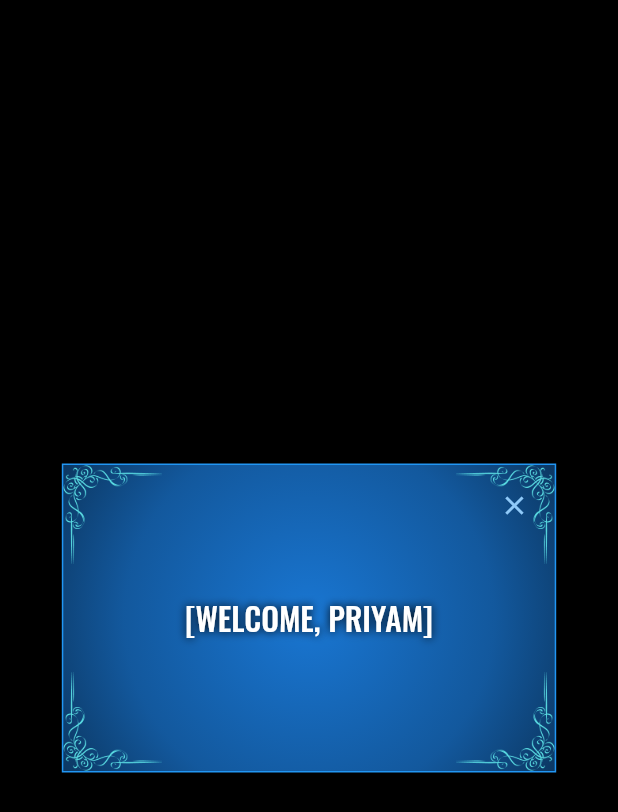
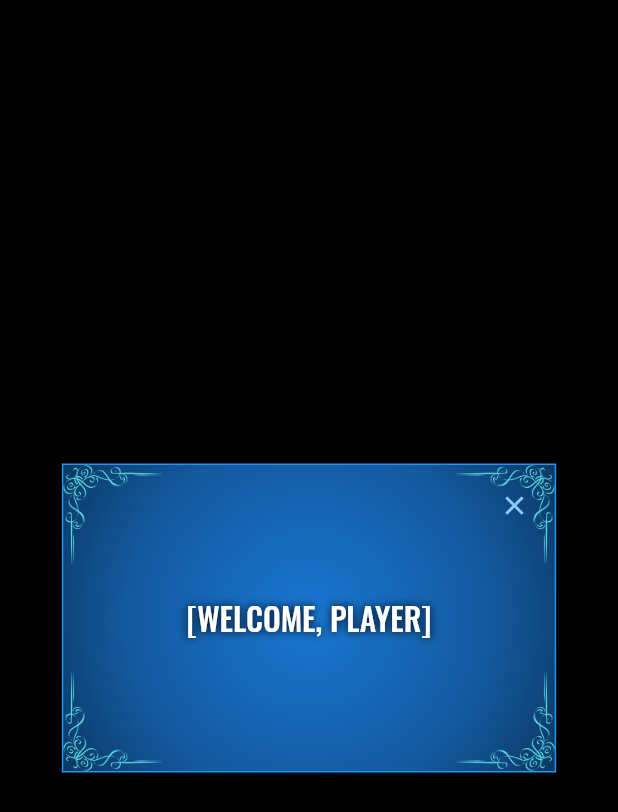
Before and after one commit to priyamharsh14/LevelUpLife, a Flutter app: the screen it shows after launch, on a phone screen of 412 x 824 dp. Shown: the top 812 px of the screen. Run offline on Flutter 3.47's test engine with Material 2 defaults, Android fonts, the phone set to English and light mode, and no system bars; drawn by our look-alikes of velocity_x.

Commit message:
Basic Welcome Page

```diff
--- a/lib/welcome.dart
+++ b/lib/welcome.dart
@@ -95,7 +95,7 @@ class _WelcomePageState extends State<WelcomePage> {
                           ),
                         ),
                       ),
-                      "[WELCOME, PRIYAM]"
+                      "[WELCOME, PLAYER]"
                           .text
                           .xl2
                           .fontFamily("Oswald")
```
